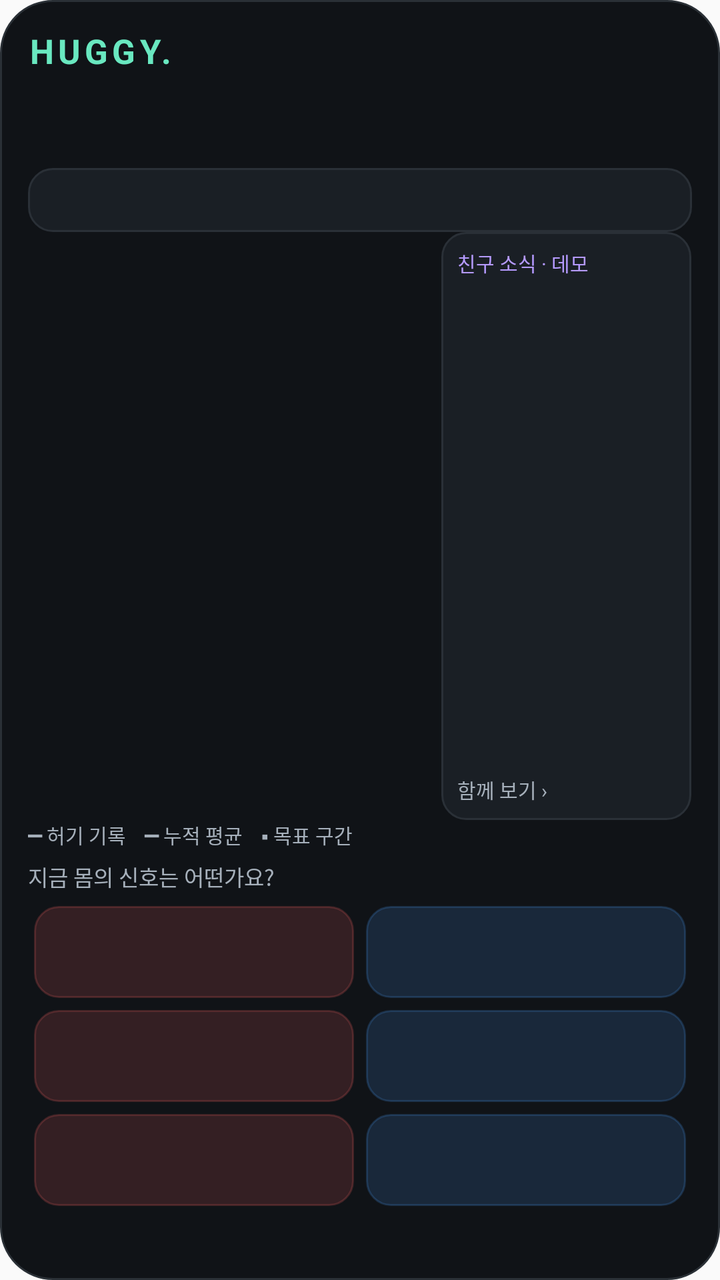
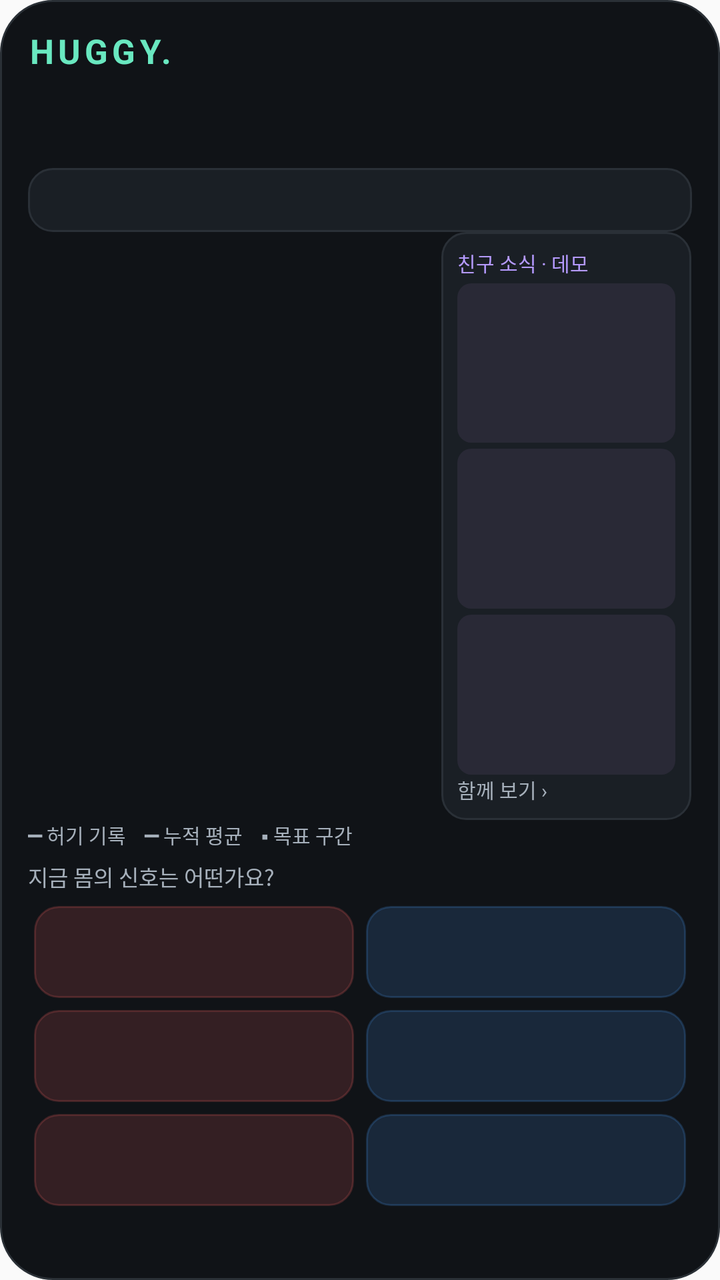

Before-and-after screenshots of an Android layout around one commit, followed by the original layout XML and the change that was made.
<!-- AndroidManifest.xml: application theme android:Theme.Material.Light.NoActionBar -->
<!-- res/layout/widget.xml -->
<FrameLayout xmlns:android="http://schemas.android.com/apk/res/android" android:layout_width="match_parent" android:layout_height="match_parent" android:background="@drawable/widget_background">
<LinearLayout android:layout_width="match_parent" android:layout_height="match_parent" android:padding="14dp" android:orientation="vertical">
<TextView android:id="@+id/brand" android:layout_width="match_parent" android:layout_height="26dp" android:text="HUGGY." android:textStyle="bold" android:letterSpacing="0.12" android:textSize="17sp" android:textColor="#69E8C0"/>
<LinearLayout android:layout_width="match_parent" android:layout_height="44dp">
<TextView android:id="@+id/current" android:layout_width="0dp" android:layout_weight="1.1" android:layout_height="match_parent" android:textColor="#F0F3F5" android:textSize="13sp" android:gravity="center_vertical"/>
<TextView android:id="@+id/mean" android:layout_width="0dp" android:layout_weight="0.8" android:layout_height="match_parent" android:textColor="#B59AFF" android:textSize="12sp" android:gravity="center"/>
<TextView android:id="@+id/score" android:layout_width="0dp" android:layout_weight="1" android:layout_height="match_parent" android:textColor="#F0F3F5" android:textSize="12sp" android:gravity="center_vertical|right"/>
</LinearLayout>
<TextView android:id="@+id/weight" android:layout_width="match_parent" android:layout_height="32dp" android:background="@drawable/widget_button" android:gravity="center_vertical" android:paddingLeft="10dp" android:textSize="12sp" android:textColor="#E2E7EC"/>
<LinearLayout android:layout_width="match_parent" android:layout_height="0dp" android:layout_weight="1" android:orientation="horizontal">
<ImageView android:id="@+id/plot" android:layout_width="0dp" android:layout_weight="1.65" android:layout_height="match_parent" android:scaleType="fitXY" android:contentDescription="오늘의 허기 기록과 시간 누적 평균 그래프"/>
<LinearLayout android:id="@+id/friendPanel" android:layout_width="0dp" android:layout_weight="1" android:layout_height="match_parent" android:orientation="vertical" android:background="@drawable/widget_button" android:padding="8dp">
<TextView android:layout_width="match_parent" android:layout_height="wrap_content" android:text="친구 소식 · 데모" android:textSize="10sp" android:textColor="#B59AFF"/>
<TextView android:id="@+id/friendMessage" android:layout_width="match_parent" android:layout_height="0dp" android:layout_weight="1" android:gravity="center_vertical" android:textSize="12sp" android:textColor="#E2E7EC" android:maxLines="5"/>
<TextView android:layout_width="match_parent" android:layout_height="wrap_content" android:text="함께 보기 ›" android:textSize="10sp" android:textColor="#A6B0BB"/>
</LinearLayout>
</LinearLayout>
<TextView android:layout_width="match_parent" android:layout_height="20dp" android:text="━ 허기 기록    ━ 누적 평균    ▪ 목표 구간" android:textSize="10sp" android:textColor="#A6B0BB" android:id="@+id/legend"/>
<TextView android:layout_width="match_parent" android:layout_height="20dp" android:text="지금 몸의 신호는 어떤가요?" android:textSize="11sp" android:textColor="#A6B0BB"/>
<LinearLayout android:layout_width="match_parent" android:layout_height="52dp" android:orientation="horizontal"><TextView android:id="@+id/b0" android:layout_width="0dp" android:layout_weight="1" android:layout_height="match_parent" android:layout_margin="3dp" android:padding="8dp" android:gravity="center_vertical" android:textSize="12sp" android:textColor="#E2E7EC" android:background="@drawable/button_full" android:maxLines="2"/><TextView android:id="@+id/b3" android:layout_width="0dp" android:layout_weight="1" android:layout_height="match_parent" android:layout_margin="3dp" android:padding="8dp" android:gravity="center_vertical" android:textSize="12sp" android:textColor="#E2E7EC" android:background="@drawable/button_hungry" android:maxLines="2"/></LinearLayout><LinearLayout android:layout_width="match_parent" android:layout_height="52dp" android:orientation="horizontal"><TextView android:id="@+id/b1" android:layout_width="0dp" android:layout_weight="1" android:layout_height="match_parent" android:layout_margin="3dp" android:padding="8dp" android:gravity="center_vertical" android:textSize="12sp" android:textColor="#E2E7EC" android:background="@drawable/button_full" android:maxLines="2"/><TextView android:id="@+id/b4" android:layout_width="0dp" android:layout_weight="1" android:layout_height="match_parent" android:layout_margin="3dp" android:padding="8dp" android:gravity="center_vertical" android:textSize="12sp" android:textColor="#E2E7EC" android:background="@drawable/button_hungry" android:maxLines="2"/></LinearLayout><LinearLayout android:layout_width="match_parent" android:layout_height="52dp" android:orientation="horizontal"><TextView android:id="@+id/b2" android:layout_width="0dp" android:layout_weight="1" android:layout_height="match_parent" android:layout_margin="3dp" android:padding="8dp" android:gravity="center_vertical" android:textSize="12sp" android:textColor="#E2E7EC" android:background="@drawable/button_full" android:maxLines="2"/><TextView android:id="@+id/b5" android:layout_width="0dp" android:layout_weight="1" android:layout_height="match_parent" android:layout_margin="3dp" android:padding="8dp" android:gravity="center_vertical" android:textSize="12sp" android:textColor="#E2E7EC" android:background="@drawable/button_hungry" android:maxLines="2"/></LinearLayout>
<TextView android:id="@+id/status" android:layout_width="match_parent" android:layout_height="20dp" android:textColor="#8E9BA5" android:textSize="10sp" android:gravity="center_vertical"/>
</LinearLayout>
<ImageView android:id="@+id/effect" android:layout_width="match_parent" android:layout_height="match_parent" android:scaleType="fitXY" android:importantForAccessibility="no"/>
</FrameLayout>
<!-- resources referenced by this layout -->
<resources>
  <!-- drawable button_full (drawable) -->
  <ripple xmlns:android="http://schemas.android.com/apk/res/android" android:color="#33FF6363">
   <item><shape><solid android:color="#26FF6363"/><corners android:radius="12dp"/><stroke android:width="1dp" android:color="#33FF6363"/></shape></item>
  </ripple>
  <!-- drawable button_hungry (drawable) -->
  <ripple xmlns:android="http://schemas.android.com/apk/res/android" android:color="#334C9EFF">
   <item><shape><solid android:color="#264C9EFF"/><corners android:radius="12dp"/><stroke android:width="1dp" android:color="#334C9EFF"/></shape></item>
  </ripple>
  <!-- drawable widget_background (drawable) -->
  <shape xmlns:android="http://schemas.android.com/apk/res/android"><solid android:color="#101317"/><corners android:radius="26dp"/><stroke android:width="1dp" android:color="#2A3036"/></shape>
  <!-- drawable widget_button (drawable) -->
  <ripple xmlns:android="http://schemas.android.com/apk/res/android" android:color="#5569E8C0"><item><shape><solid android:color="#1A1F25"/><corners android:radius="12dp"/><stroke android:width="1dp" android:color="#2A3037"/></shape></item></ripple>
</resources>

<!-- the commit's change to res/layout/widget.xml (unified diff, before → after) -->
@@ -11,7 +11,10 @@
 <ImageView android:id="@+id/plot" android:layout_width="0dp" android:layout_weight="1.65" android:layout_height="match_parent" android:scaleType="fitXY" android:contentDescription="오늘의 허기 기록과 시간 누적 평균 그래프"/>
 <LinearLayout android:id="@+id/friendPanel" android:layout_width="0dp" android:layout_weight="1" android:layout_height="match_parent" android:orientation="vertical" android:background="@drawable/widget_button" android:padding="8dp">
 <TextView android:layout_width="match_parent" android:layout_height="wrap_content" android:text="친구 소식 · 데모" android:textSize="10sp" android:textColor="#B59AFF"/>
-<TextView android:id="@+id/friendMessage" android:layout_width="match_parent" android:layout_height="0dp" android:layout_weight="1" android:gravity="center_vertical" android:textSize="12sp" android:textColor="#E2E7EC" android:maxLines="5"/>
+<TextView android:id="@+id/friendMessage0" android:layout_width="match_parent" android:layout_height="0dp" android:layout_weight="1" android:layout_marginTop="3dp" android:padding="4dp" android:background="@drawable/friend_message" android:gravity="center_vertical" android:textSize="10sp" android:textColor="#E2E7EC" android:maxLines="3"/>
+<TextView android:id="@+id/friendMessage1" android:layout_width="match_parent" android:layout_height="0dp" android:layout_weight="1" android:layout_marginTop="3dp" android:padding="4dp" android:background="@drawable/friend_message" android:gravity="center_vertical" android:textSize="10sp" android:textColor="#E2E7EC" android:maxLines="3"/>
+<TextView android:id="@+id/friendMessage2" android:layout_width="match_parent" android:layout_height="0dp" android:layout_weight="1" android:layout_marginTop="3dp" android:padding="4dp" android:background="@drawable/friend_message" android:gravity="center_vertical" android:textSize="10sp" android:textColor="#E2E7EC" android:maxLines="3"/>
+
 <TextView android:layout_width="match_parent" android:layout_height="wrap_content" android:text="함께 보기 ›" android:textSize="10sp" android:textColor="#A6B0BB"/>
 </LinearLayout>
 </LinearLayout>
<!-- resource entries referenced after the edit -->
@@ -8,6 +8,8 @@
   <ripple xmlns:android="http://schemas.android.com/apk/res/android" android:color="#334C9EFF">
    <item><shape><solid android:color="#264C9EFF"/><corners android:radius="12dp"/><stroke android:width="1dp" android:color="#334C9EFF"/></shape></item>
   </ripple>
+  <!-- drawable friend_message (drawable) -->
+  <shape xmlns:android="http://schemas.android.com/apk/res/android"><solid android:color="#292936"/><corners android:radius="7dp"/></shape>
   <!-- drawable widget_background (drawable) -->
   <shape xmlns:android="http://schemas.android.com/apk/res/android"><solid android:color="#101317"/><corners android:radius="26dp"/><stroke android:width="1dp" android:color="#2A3036"/></shape>
   <!-- drawable widget_button (drawable) -->
